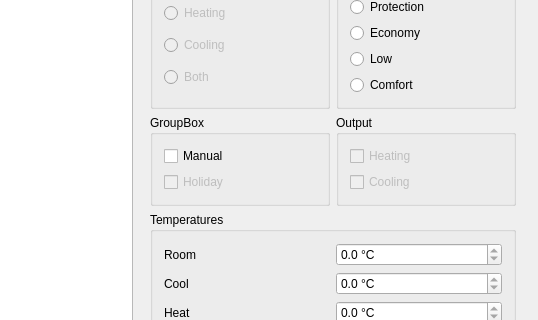
Above: mainwindow.ui from jirislaby/ifoxtrot-qt before the change; both pictures show x 267 to 805 and y 219 to 539 of the 805 by 705 pixel window. Below: the same form after it.
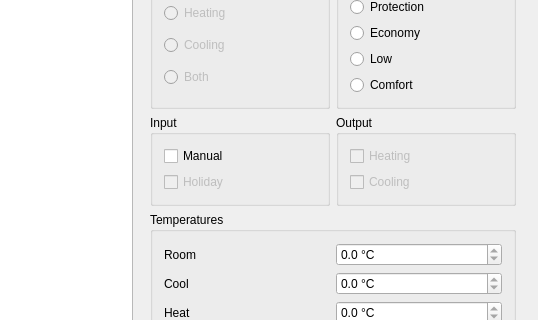
That is the form after the change.

The edit to the form file:
```diff
--- a/mainwindow.ui
+++ b/mainwindow.ui
@@ -734,7 +734,7 @@
               <item>
                <widget class="QGroupBox" name="groupBox_4">
                 <property name="title">
-                 <string>GroupBox</string>
+                 <string>Input</string>
                 </property>
                 <layout class="QVBoxLayout" name="verticalLayout_12">
                  <item>
```
Left out of the diff: 29 changed lines with no effect on the pictures.
